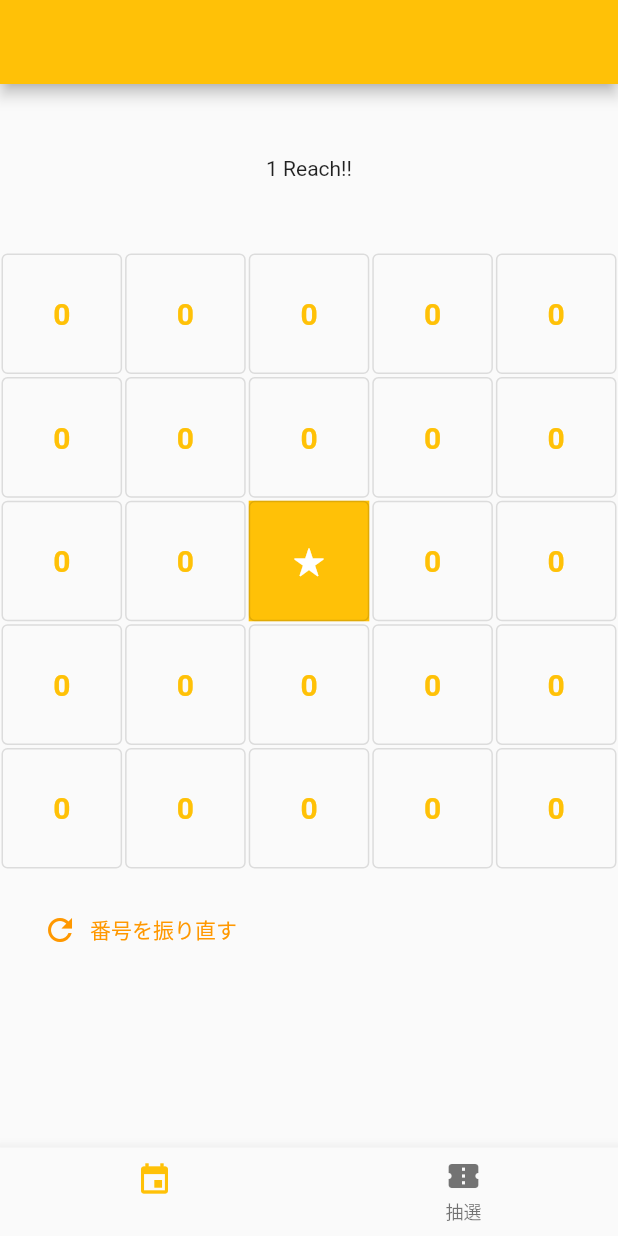
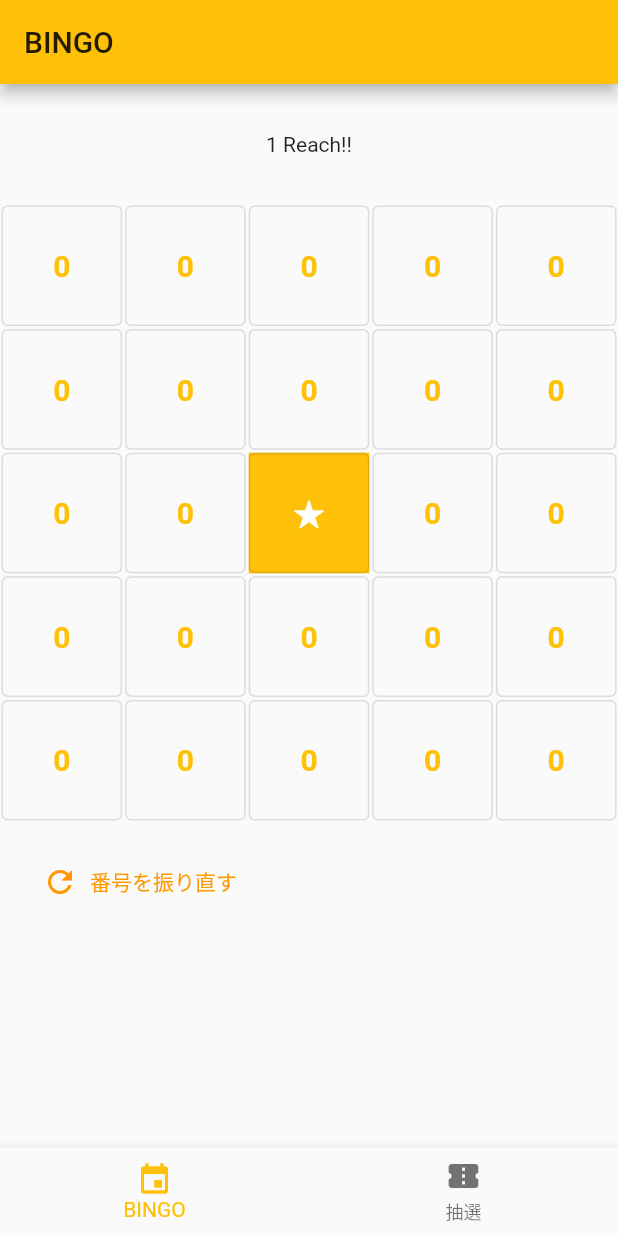
Before and after one commit to solty919/SimpleBingo, a Flutter app: the screen it shows after launch, after a tap on "カードを発行する", on a phone screen of 412 x 824 dp. Run offline on Flutter 3.47's test engine with Material 2 defaults, Android fonts, the phone set to English and light mode, and no system bars; our stand-ins replace hive, hive_flutter, vibration; accounts and stored records are empty; generated files the repository leaves out were written again.

Commit message:
微調整

```diff
--- a/simple_bingo/lib/bingo/widgets/bingo_board.dart
+++ b/simple_bingo/lib/bingo/widgets/bingo_board.dart
@@ -19,9 +19,9 @@ class _BingoBoardState extends State<BingoBoard> {
       padding: const EdgeInsets.all(8.0),
       child: Column(
         children: [
-          SizedBox(height: 64),
+          SizedBox(height: 32),
           Image.asset(Paths.confetti),
-          SizedBox(height: 64),
+          SizedBox(height: 32),
           Text(
             Strings.start,
             style: TextStyle(color: Colors.grey[800], fontSize: 32),
--- a/simple_bingo/lib/bingo/widgets/bingo_top.dart
+++ b/simple_bingo/lib/bingo/widgets/bingo_top.dart
@@ -1,16 +1,21 @@
 import 'package:bingo/common/strings.dart';
 import 'package:flutter/material.dart';
+import 'package:provider/provider.dart';
+
+import '../bingo_model.dart';
 
 class BingoTop extends StatelessWidget {
   @override
   Widget build(BuildContext context) {
-    return Padding(
+    return context.watch<BingoModel>().squares.isEmpty
+        ? Container()
+        : Padding(
             padding: const EdgeInsets.all(8.0),
             child: Column(
               children: [
-          SizedBox(height: 40),
+                SizedBox(height: 24),
                 Text("1 ${Strings.reach}"),
-          SizedBox(height: 40),
+                SizedBox(height: 24),
               ],
             ),
           );
--- a/simple_bingo/lib/common/strings.dart
+++ b/simple_bingo/lib/common/strings.dart
@@ -1,7 +1,7 @@
 //文字列は全てここに定義する
 
 class Strings {
-  static String bingo = "";
+  static String bingo = "BINGO";
   static String draw = "抽選";
   static String reach = "Reach!!";
   static String start = "さあ、始めましょう";
--- a/simple_bingo/lib/main.dart
+++ b/simple_bingo/lib/main.dart
@@ -46,7 +46,6 @@ class _BottomNavigationState extends State<BottomNavigation> {
       appBar: AppBar(
         title: Text(
           Strings.bingo,
-          style: TextStyle(color: Colors.white),
         ),
       ),
       body: _widgets.elementAt(_index),
```
Also changed, not shown: 1 other file. Lines whose indentation alone changed are shown as unchanged.
